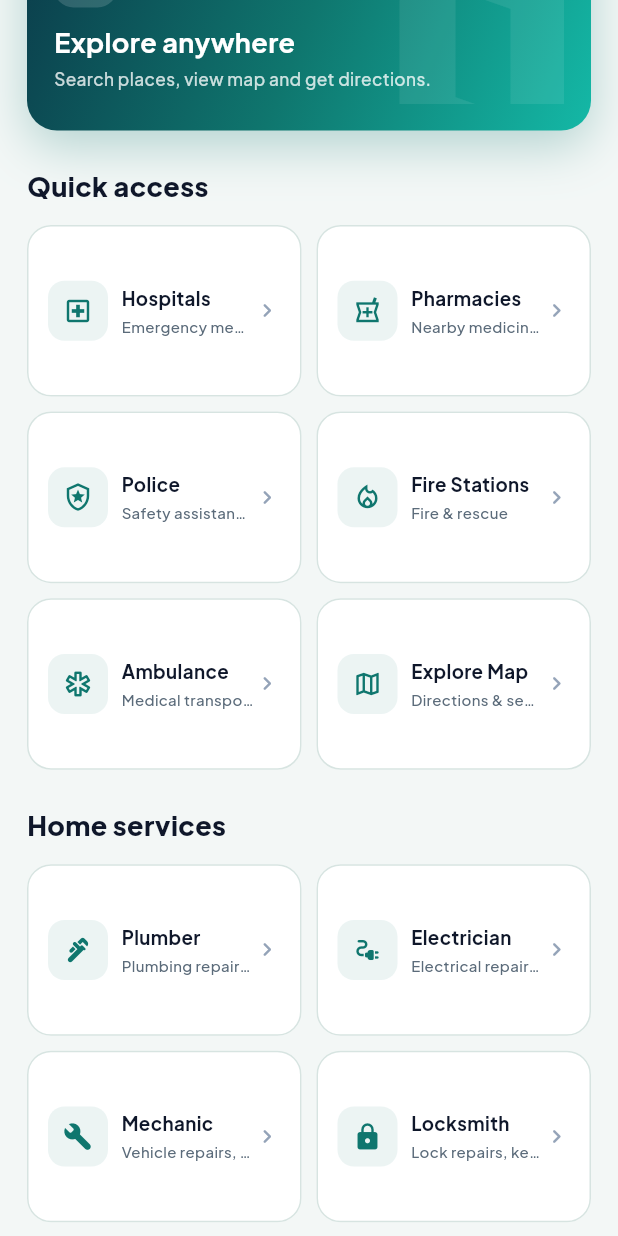
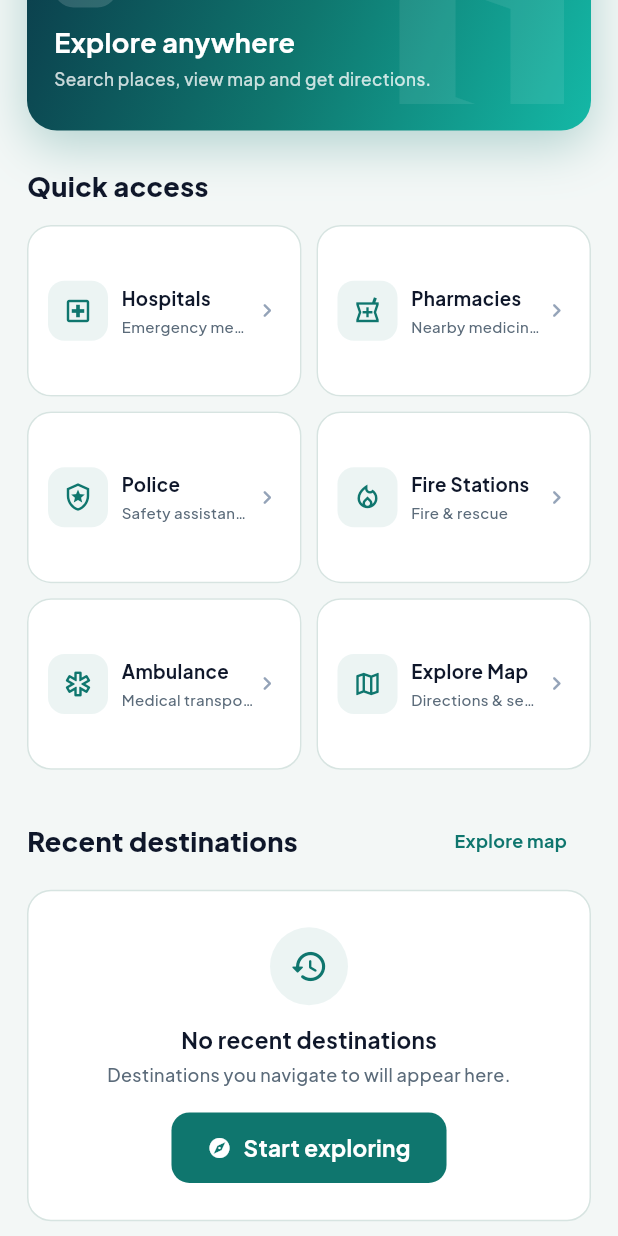
Before and after one commit to kkiaravs12/resqnav, a Flutter app: the HomePage widget shown alone on an empty page, opened directly, scrolled down 576 dp, on a phone screen of 412 x 824 dp. Run offline on Flutter 3.47's test engine with Material 3 defaults, Android fonts, the phone set to English and light mode, and no system bars; our stand-ins replace geocoding, geolocator, google_fonts, google_maps_flutter, shared_preferences, web; missing offline and left inert: dart:js_interop, dart:ui_web; accounts and stored records are empty; network calls fail.

Commit message:
remove Home Services and Professional Services from UI - keep only 6 emergency services

```diff
--- a/lib/features/emergency/emergency_page.dart
+++ b/lib/features/emergency/emergency_page.dart
@@ -1051,10 +1051,8 @@ class _EmergencyPageState extends State<EmergencyPage> {
   // =========================================================
 
   Widget _buildCategorySection() {
-    // Get all categories organized by type
+    // Get emergency categories only
     final emergencyCategories = AppConstants.emergencyOnly;
-    final homeServiceCategories = AppConstants.homeServicesOnly;
-    final professionalCategories = AppConstants.professionalServicesOnly;
 
     return Column(
       crossAxisAlignment: CrossAxisAlignment.start,
@@ -1064,24 +1062,6 @@ class _EmergencyPageState extends State<EmergencyPage> {
           title: 'Emergency Services',
           categories: emergencyCategories,
           titleColor: AppTheme.danger,
-        ),
-
-        const SizedBox(height: 8),
-
-        // Home Services Section
-        _buildCategoryGroup(
-          title: 'Home Services',
-          categories: homeServiceCategories,
-          titleColor: AppTheme.primary,
-        ),
-
-        const SizedBox(height: 8),
-
-        // Professional Services Section
-        _buildCategoryGroup(
-          title: 'Professional Services',
-          categories: professionalCategories,
-          titleColor: AppTheme.textSecondary,
         ),
       ],
     );
--- a/lib/features/home/home_page.dart
+++ b/lib/features/home/home_page.dart
@@ -123,20 +123,6 @@ class _HomePageState extends State<HomePage> {
                   _buildMainCards(context, mobile),
                   SizedBox(height: mobile ? 24 : 32),
                   _buildQuickAccess(context, mobile),
-                  SizedBox(height: mobile ? 24 : 32),
-                  _buildServiceGrid(
-                    context,
-                    mobile,
-                    'Home services',
-                    AppConstants.homeServicesOnly,
-                  ),
-                  SizedBox(height: mobile ? 24 : 32),
-                  _buildServiceGrid(
-                    context,
-                    mobile,
-                    'On-the-go help',
-                    AppConstants.professionalServicesOnly,
-                  ),
                   SizedBox(height: mobile ? 24 : 32),
                   _buildRecentSection(context, mobile),
                 ],
@@ -639,45 +625,6 @@ class _HomePageState extends State<HomePage> {
     );
   }
 
-  Widget _buildServiceGrid(
-    BuildContext context,
-    bool mobile,
-    String title,
-    List<EmergencyCategory> categories,
-  ) {
-    return Column(
-      crossAxisAlignment: CrossAxisAlignment.start,
-      children: [
-        Text(title,
-            style: TextStyle(
-                fontSize: mobile ? 18 : 19,
-                fontWeight: FontWeight.w800,
-                color: AppTheme.textPrimary)),
-        const SizedBox(height: 13),
-        GridView.builder(
-          shrinkWrap: true,
-          physics: const NeverScrollableScrollPhysics(),
-          gridDelegate: SliverGridDelegateWithFixedCrossAxisCount(
-            crossAxisCount: mobile ? 2 : 3,
-            crossAxisSpacing: mobile ? 10 : 14,
-            mainAxisSpacing: mobile ? 10 : 14,
-            childAspectRatio: mobile ? 1.6 : 2.4,
-          ),
-          itemCount: categories.length,
-          itemBuilder: (_, i) {
-            final cat = categories[i];
-            return _quickCard(_QuickItem(
-              cat.icon,
-              cat.label,
-              cat.description,
-              () => _openEmergency(context, category: cat.id),
-            ));
-          },
-        ),
-      ],
-    );
-  }
-
   Widget _quickCard(_QuickItem item) {
     return Material(
       color: Colors.white,
```
